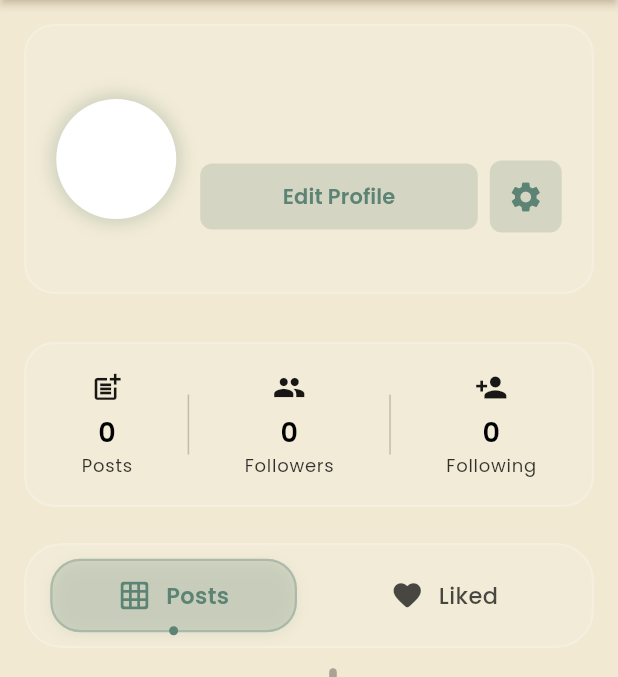
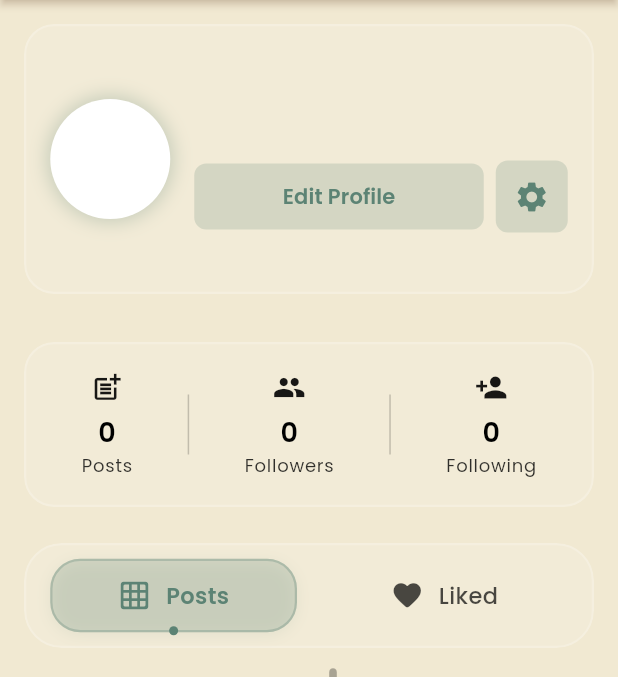
Before and after one commit to FelixMDP/UAS_PAB, a Flutter app: the screen it shows once a user with an empty profile is signed in, item 5 of the bottom bar chosen, on a phone screen of 412 x 824 dp, the part 84-761 px from its top. Run offline on Flutter 3.47's test engine with Material 3 defaults, Android fonts, the phone set to English and light mode, and no system bars; drawn by our look-alikes of curved_navigation_bar; our stand-ins replace animate_do, animated_text_kit, cloud_firestore, firebase_auth, firebase_core, flutter_image_compress and 12 more; accounts and stored records are empty.

Commit message:
fix overflow

```diff
--- a/frkthreads/lib/screens/profilescreen.dart
+++ b/frkthreads/lib/screens/profilescreen.dart
@@ -301,6 +301,7 @@ class _ProfileScreenState extends State<ProfileScreen> {
             final bio = data['bio'] as String? ?? 'No bio yet';
 
             return SingleChildScrollView(
+              padding: EdgeInsets.only(bottom: MediaQuery.of(context).viewPadding.bottom + 16),
               child: Column(
                 children: [
                   _buildHeader(data, fullName, bio),
@@ -326,7 +327,7 @@ class _ProfileScreenState extends State<ProfileScreen> {
         child: _buildGlassContainer(
           height: 180,
           child: Padding(
-            padding: const EdgeInsets.all(20),
+            padding: const EdgeInsets.all(16),
             child: Row(
               crossAxisAlignment: CrossAxisAlignment.center,
               children: [
```
Also changed, not shown: frkthreads/lib/screens/search_screen.dart (+5 -4 lines).
